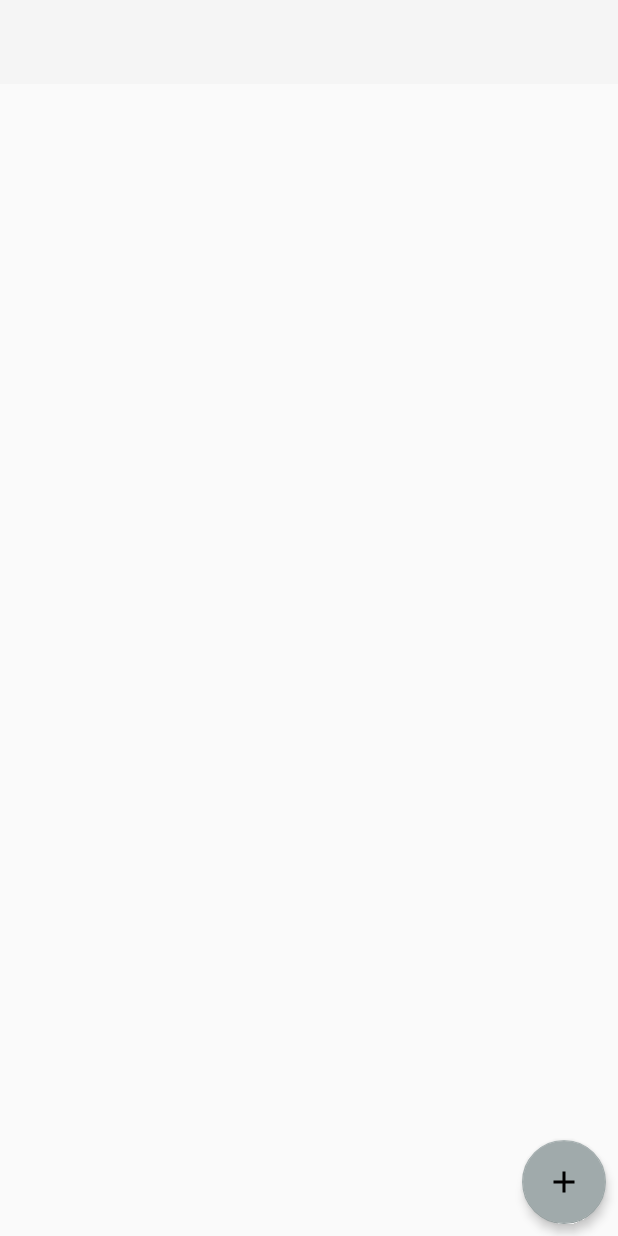
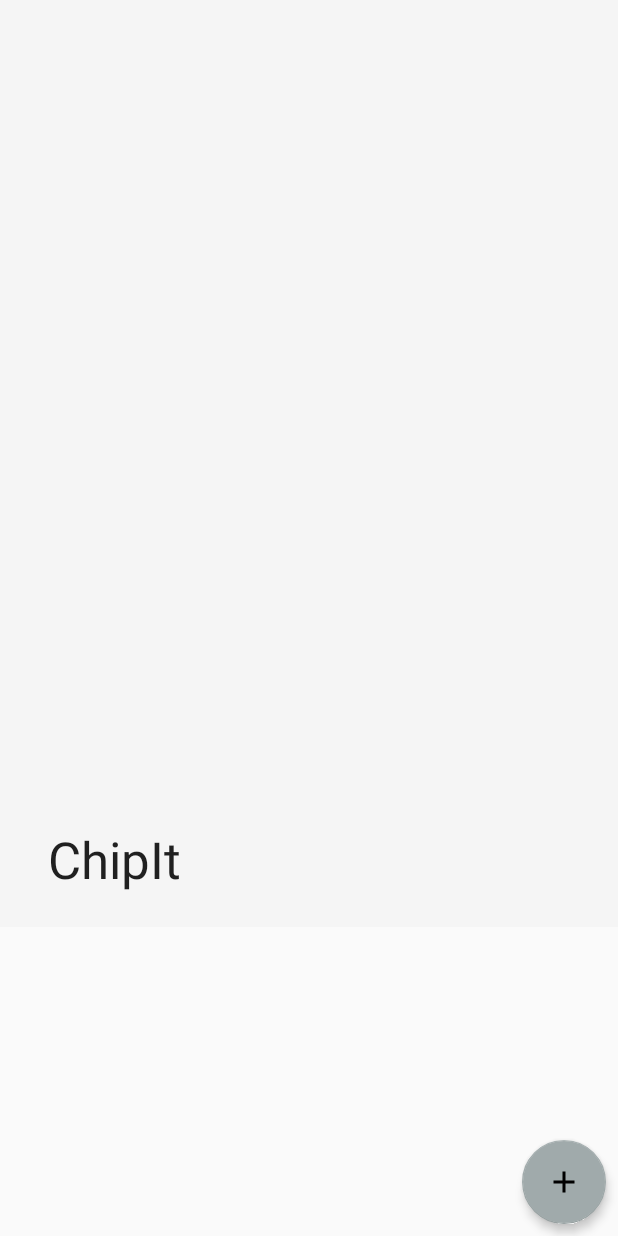
Before and after one commit to ruskirin/ChipIt, an Android app: the screen it shows after launch (MainActivity), on a phone screen of 412 x 824 dp. Run offline under Robolectric (Android 15) with nearby library versions, the phone set to English and light mode, and no system bars; our stand-ins replace Room's generated code; pictures from the network do not load; 1 statement that could not run was skipped.

Commit message:
Working on toolbar and creating compound views

```diff
--- a/app/src/main/java/creations/rimov/com/chipit/activities/MainActivity.kt
+++ b/app/src/main/java/creations/rimov/com/chipit/activities/MainActivity.kt
@@ -5,7 +5,6 @@ import android.util.Log
 import android.view.Menu
 import android.view.View
 import android.widget.ImageButton
-import android.widget.Toolbar
 import androidx.appcompat.app.AppCompatActivity
 import androidx.core.content.res.ResourcesCompat
 import androidx.lifecycle.Observer
@@ -13,10 +12,10 @@ import androidx.lifecycle.ViewModelProviders
 import androidx.navigation.NavController
 import androidx.navigation.NavDestination
 import androidx.navigation.fragment.NavHostFragment
-import com.bumptech.glide.Glide
 import com.google.android.material.floatingactionbutton.FloatingActionButton
 import creations.rimov.com.chipit.R
 import creations.rimov.com.chipit.view_models.GlobalViewModel
+import creations.rimov.com.chipit.viewgroups.ToolbarDisplayView
 import kotlinx.android.synthetic.main.app_layout.*
 
 class MainActivity : AppCompatActivity(), NavController.OnDestinationChangedListener {
@@ -27,27 +26,33 @@ class MainActivity : AppCompatActivity(), NavController.OnDestinationChangedList
         const val GESTURE_LONG_TOUCH = 402
     }
 
+    private var screenHeight: Float = 0f
+    private var screenWidth: Float = 0f
+
     private val globalViewModel: GlobalViewModel by lazy {
         ViewModelProviders.of(this).get(GlobalViewModel::class.java)
     }
 
-    private val toolbar: Toolbar by lazy { appToolbar }
-    private val toolbarImg by lazy { toolbarDisplayImg }
+    private val toolbarDisplay: ToolbarDisplayView by lazy {toolbarDisplayLayout}
 
-    private val navHostFragment: NavHostFragment by lazy { appNavHostFragment as NavHostFragment }
+    private val navHostFragment: NavHostFragment by lazy {appNavHostFragment as NavHostFragment}
 
-    private val navController: NavController by lazy { navHostFragment.navController }
+    private val navController: NavController by lazy {navHostFragment.navController}
 
-    private val branchUpButton: ImageButton by lazy { appButtonBranchup }
+    private val branchUpButton: ImageButton by lazy {appButtonBranchup}
 
-    private val actionFab: FloatingActionButton by lazy { appFab }
+    private val actionFab: FloatingActionButton by lazy {appFab}
 
 
     override fun onCreate(savedInstanceState: Bundle?) {
         super.onCreate(savedInstanceState)
         setContentView(R.layout.app_layout)
 
-        setActionBar(toolbar)
+        Log.i("Life Cycle", "MainActivity#onCreate(): created!")
+        setDisplayDimen()
+        toolbarDisplay.setDimen(screenHeight, screenWidth, 0.75f, 1f)
+
+        setActionBar(toolbarDisplay.getAppToolbar())
 
         navController.addOnDestinationChangedListener(this)
 
@@ -73,9 +78,6 @@ class MainActivity : AppCompatActivity(), NavController.OnDestinationChangedList
                 }
             }
         })
-
-        //TODO NOW: work on converting everything you can into compound, reusable viewgroups; for guidance:
-        //           https://android.jlelse.eu/app-rating-bar-making-a-compound-viewgroup-in-android-adb2bd25f4cc
 
         globalViewModel.getUpFlag().observe(this, Observer { flag ->
 
@@ -105,8 +107,7 @@ class MainActivity : AppCompatActivity(), NavController.OnDestinationChangedList
             R.id.directoryFragment -> {
                 Log.i("Navigation", "Destination: Directory")
 
-                toolbar.visibility = View.VISIBLE
-                toolbarImg.visibility = View.GONE
+                toolbarDisplay.hideExtContent()
 
                 actionFab.setImageDrawable(
                     ResourcesCompat.getDrawable(resources, R.drawable.ic_add_fab_image, null))
@@ -116,19 +117,22 @@ class MainActivity : AppCompatActivity(), NavController.OnDestinationChangedList
             R.id.albumFragment -> {
                 Log.i("Navigation", "Destination: Album")
 
-                toolbar.visibility = View.VISIBLE
-                toolbarImg.visibility = View.VISIBLE
+                toolbarDisplay.showExtContent()
 
                 actionFab.setImageDrawable(
                     ResourcesCompat.getDrawable(resources, R.drawable.ic_add_fab_image, null))
 
                 globalViewModel.displayFab(true)
+
+                globalViewModel.getAlbumChip().removeObservers(this)
+                globalViewModel.getAlbumChip().observe(this, Observer { chip ->
+                    toolbarDisplay.setDisplay(chip, screenHeight, screenWidth, 0.75f)
+                })
             }
             R.id.webFragment -> {
                 Log.i("Navigation", "Destination: Web")
 
-                toolbar.visibility = View.GONE
-                toolbarImg.visibility = View.GONE
+                toolbarDisplay.hideExtContent()
             }
         }
     }
@@ -151,4 +155,11 @@ class MainActivity : AppCompatActivity(), NavController.OnDestinationChangedList
             }
         }
     }
+
+    private fun setDisplayDimen() {
+        val displayMetrics = resources.displayMetrics
+
+        screenHeight = displayMetrics.heightPixels.toFloat()
+        screenWidth = displayMetrics.widthPixels.toFloat()
+    }
 }
--- a/app/src/main/java/creations/rimov/com/chipit/adapters/AlbumRecyclerAdapter.kt
+++ b/app/src/main/java/creations/rimov/com/chipit/adapters/AlbumRecyclerAdapter.kt
@@ -12,7 +12,6 @@ import com.bumptech.glide.Glide
 import creations.rimov.com.chipit.R
 import creations.rimov.com.chipit.database.objects.ChipCard
 import kotlinx.android.synthetic.main.album_recycler_chip_layout.view.*
-import kotlinx.android.synthetic.main.directory_recycler_chip_layout.view.*
 
 //TODO (FUTURE): images can be linked through either a file path or as bitmap, both have pros and cons
 
--- a/app/src/main/java/creations/rimov/com/chipit/database/daos/ChipChildrenDao.kt
+++ b/app/src/main/java/creations/rimov/com/chipit/database/daos/ChipChildrenDao.kt
@@ -12,10 +12,10 @@ import creations.rimov.com.chipit.objects.CoordPoint
 @Dao
 interface ChipChildrenDao : BaseChipDao {
 
-    @Query("SELECT id, parent_id, is_topic, image_location FROM chips WHERE id = :id")
+    @Query("SELECT id, parent_id, is_topic, description, image_location FROM chips WHERE id = :id")
     fun getChipIdentity(id: Long): ChipIdentity
 
-    @Query("SELECT id, parent_id, is_topic, image_location FROM chips WHERE id = :id")
+    @Query("SELECT id, parent_id, is_topic, description, image_location FROM chips WHERE id = :id")
     fun getChipIdentityLive(id: Long): LiveData<ChipIdentity>
 
     @Transaction
@@ -23,11 +23,11 @@ interface ChipChildrenDao : BaseChipDao {
     fun getChipChildrenLive(parentId: Long): LiveData<List<Chip>>
 
     @Transaction
-    @Query("SELECT id, parent_id, description, image_location FROM chips WHERE parent_id = :parentId")
+    @Query("SELECT id, description, image_location FROM chips WHERE parent_id = :parentId")
     fun getChipChildrenCards(parentId: Long): List<ChipCard>
 
     @Transaction
-    @Query("SELECT id, parent_id, description, image_location FROM chips WHERE parent_id = :parentId")
+    @Query("SELECT id, description, image_location FROM chips WHERE parent_id = :parentId")
     fun getChipChildrenCardsLive(parentId: Long): LiveData<List<ChipCard>>
 
     @Transaction
--- a/app/src/main/java/creations/rimov/com/chipit/database/daos/TopicChipDao.kt
+++ b/app/src/main/java/creations/rimov/com/chipit/database/daos/TopicChipDao.kt
@@ -11,6 +11,6 @@ interface TopicChipDao : BaseChipDao {
     @Query("SELECT * FROM chips WHERE id = :id AND is_topic")
     fun getTopicChip(id: Long): LiveData<Chip>
 
-    @Query("SELECT id, parent_id, description, image_location FROM chips WHERE is_topic")
+    @Query("SELECT id, description, image_location FROM chips WHERE is_topic")
     fun getTopicChipCards(): LiveData<List<ChipCard>>
 }
--- a/app/src/main/java/creations/rimov/com/chipit/database/objects/Chip.kt
+++ b/app/src/main/java/creations/rimov/com/chipit/database/objects/Chip.kt
@@ -19,7 +19,7 @@ data class Chip(
 
     @ColumnInfo(name = "is_topic") val isTopic: Boolean,
 
-    @ColumnInfo(name = "description") var name: String,
+    @ColumnInfo(name = "description") var desc: String,
 
     @ColumnInfo(name = "image_location") var imgLocation: String,
 
--- a/app/src/main/java/creations/rimov/com/chipit/database/objects/ChipCard.kt
+++ b/app/src/main/java/creations/rimov/com/chipit/database/objects/ChipCard.kt
@@ -3,6 +3,5 @@ package creations.rimov.com.chipit.database.objects
 import androidx.room.ColumnInfo
 
 data class ChipCard(val id: Long,
-                    @ColumnInfo(name = "parent_id") val parentId: Long,
                     @ColumnInfo(name = "description") val description: String,
                     @ColumnInfo(name = "image_location") val imgLocation: String)
--- a/app/src/main/java/creations/rimov/com/chipit/database/objects/ChipIdentity.kt
+++ b/app/src/main/java/creations/rimov/com/chipit/database/objects/ChipIdentity.kt
@@ -5,5 +5,6 @@ import androidx.room.ColumnInfo
 data class ChipIdentity(
     val id: Long,
     @ColumnInfo(name = "parent_id") val parentId: Long,
-    @ColumnInfo(name = "image_location") val imgLocation: String,
-    @ColumnInfo(name = "is_topic") val isTopic: Boolean)
+    @ColumnInfo(name = "is_topic") val isTopic: Boolean,
+    @ColumnInfo(name = "description") var desc: String,
+    @ColumnInfo(name = "image_location") var imgLocation: String)
--- a/app/src/main/java/creations/rimov/com/chipit/database/repos/AlbumRepository.kt
+++ b/app/src/main/java/creations/rimov/com/chipit/database/repos/AlbumRepository.kt
@@ -5,7 +5,6 @@ import android.util.Log
 import creations.rimov.com.chipit.database.ChipDatabase
 import creations.rimov.com.chipit.database.daos.ChipChildrenDao
 import creations.rimov.com.chipit.database.objects.Chip
-import creations.rimov.com.chipit.database.objects.ChipCard
 import creations.rimov.com.chipit.database.objects.ChipIdentity
 
 class AlbumRepository(chipDb: ChipDatabase,
--- a/app/src/main/java/creations/rimov/com/chipit/fragments/AlbumFragment.kt
+++ b/app/src/main/java/creations/rimov/com/chipit/fragments/AlbumFragment.kt
@@ -101,6 +101,10 @@ class AlbumFragment : Fragment(), View.OnClickListener, AlbumRecyclerAdapter.Alb
 
             val isTopic: Boolean = localViewModel.getParent().value?.isTopic ?: true
             globalViewModel.displayUp(!isTopic)
+
+            localViewModel.getParent().value?.let {
+                globalViewModel.setAlbumChip(it)
+            }
         })
 
         localViewModel.prompts.observe(this, Observer { prompt ->
@@ -184,7 +188,6 @@ class AlbumFragment : Fragment(), View.OnClickListener, AlbumRecyclerAdapter.Alb
 
         //According to developer website, must return true to ensure gestures are not ignored
         override fun onDown(event: MotionEvent?): Boolean {
-            Log.i("Touch Event", "Album.ChipGestureDetector#onDown()!")
 
             return true
         }
--- a/app/src/main/java/creations/rimov/com/chipit/fragments/WebFragment.kt
+++ b/app/src/main/java/creations/rimov/com/chipit/fragments/WebFragment.kt
@@ -99,10 +99,6 @@ class WebFragment : Fragment(), ChipView.ChipHandler, WebRecyclerAdapter.WebAdap
 
     override fun onCreateView(inflater: LayoutInflater, container: ViewGroup?, savedInstanceState: Bundle?): View? {
         val view: View = inflater.inflate(R.layout.web_layout, container, false)
-
-        view.toolbarDisplayImg?.apply {
-            visibility = View.GONE
-        }
 
         chipView = view.webSurfaceView.apply {
             setHandler(this@WebFragment)
--- a/app/src/main/java/creations/rimov/com/chipit/view_models/AlbumViewModel.kt
+++ b/app/src/main/java/creations/rimov/com/chipit/view_models/AlbumViewModel.kt
@@ -11,7 +11,6 @@ import creations.rimov.com.chipit.database.objects.Chip
 import creations.rimov.com.chipit.database.objects.ChipCard
 import creations.rimov.com.chipit.database.objects.ChipIdentity
 import creations.rimov.com.chipit.database.repos.AlbumRepository
-import creations.rimov.com.chipit.fragments.AlbumFragment
 import creations.rimov.com.chipit.objects.ViewModelPrompts
 
 class AlbumViewModel : ViewModel(), AlbumRepository.WebRepoHandler {
--- a/app/src/main/java/creations/rimov/com/chipit/view_models/GlobalViewModel.kt
+++ b/app/src/main/java/creations/rimov/com/chipit/view_models/GlobalViewModel.kt
@@ -3,6 +3,7 @@ package creations.rimov.com.chipit.view_models
 import androidx.lifecycle.MutableLiveData
 import androidx.lifecycle.ViewModel
 import creations.rimov.com.chipit.database.objects.ChipCard
+import creations.rimov.com.chipit.database.objects.ChipIdentity
 import creations.rimov.com.chipit.objects.BranchUpFlag
 import creations.rimov.com.chipit.objects.FabFlag
 
@@ -10,8 +11,16 @@ class GlobalViewModel : ViewModel() {
 
     var chipFragParentId: Long = 0L
 
+    private val albumChip: MutableLiveData<ChipIdentity> = MutableLiveData()
+
     private val fabFlag = MutableLiveData<FabFlag>()
     private val upFlag = MutableLiveData<BranchUpFlag>()
+
+    fun getAlbumChip() = albumChip
+
+    fun setAlbumChip(chip: ChipIdentity) {
+        albumChip.postValue(chip)
+    }
 
     fun getFabFlag() = fabFlag
 
--- /dev/null
+++ b/app/src/main/java/creations/rimov/com/chipit/viewgroups/ToolbarDisplayView.kt
@@ -0,0 +1,65 @@
+package creations.rimov.com.chipit.viewgroups
+
+import android.content.Context
+import android.util.AttributeSet
+import android.view.View
+import android.widget.FrameLayout
+import android.widget.ImageView
+import android.widget.TextView
+import android.widget.Toolbar
+import androidx.core.view.isVisible
+import com.bumptech.glide.Glide
+import com.google.android.material.appbar.AppBarLayout
+import com.google.android.material.appbar.CollapsingToolbarLayout
+import creations.rimov.com.chipit.R
+import creations.rimov.com.chipit.database.objects.ChipIdentity
+import kotlinx.android.synthetic.main.toolbar_layout.view.*
+
+class ToolbarDisplayView(context: Context,
+                         attrs: AttributeSet) : AppBarLayout(context, attrs) {
+
+    private val image: ImageView by lazy {toolbarExtImg}
+    private val desc: TextView by lazy {toolbarExtDesc}
+    private val layout: FrameLayout by lazy {toolbarExtLayout}
+    private val toolbar: Toolbar by lazy {appToolbar}
+
+    init {
+        View.inflate(context, R.layout.toolbar_layout, this)
+    }
+
+    fun getAppToolbar() = toolbar
+
+    fun setDisplay(chip: ChipIdentity,
+                   screenHeight: Float, screenWidth: Float,
+                   percentHeight: Float = 1f, percentWidth: Float = 1f) {
+
+
+        setDimen(screenHeight, screenWidth, percentHeight, percentWidth)
+        setContent(chip)
+    }
+
+    private fun setContent(chip: ChipIdentity) {
+
+        if(layout.isVisible) {
+
+            desc.text = chip.desc
+            Glide.with(this).load(chip.imgLocation).into(image)
+        }
+    }
+
+    //Set image dimen as percentage of screen dimen
+    fun setDimen(screenHeight: Float, screenWidth: Float, percentHeight: Float, percentWidth: Float) {
+        val height = (screenHeight * percentHeight).toInt()
+        val width = (screenWidth * percentWidth).toInt()
+
+        layout.layoutParams = CollapsingToolbarLayout.LayoutParams(width, height)
+    }
+
+    fun hideExtContent() {
+        layout.visibility = View.GONE
+    }
+
+    fun showExtContent() {
+        layout.visibility = View.VISIBLE
+    }
+}
--- a/app/src/main/res/layout/app_layout.xml
+++ b/app/src/main/res/layout/app_layout.xml
@@ -15,54 +15,13 @@
             app:navGraph="@navigation/nav_graph"
             app:defaultNavHost="true"/>
 
-    <com.google.android.material.appbar.AppBarLayout
+    <creations.rimov.com.chipit.viewgroups.ToolbarDisplayView
+            android:id="@+id/toolbarDisplayLayout"
             android:layout_width="match_parent"
             android:layout_height="wrap_content"
             android:theme="@style/Widget.AppCompat.ActionBar">
 
-        <com.google.android.material.appbar.CollapsingToolbarLayout
-                android:layout_width="match_parent"
-                android:layout_height="wrap_content"
-                android:fitsSystemWindows="true"
-                app:layout_scrollFlags="scroll|enterAlwaysCollapsed">
-
-            <LinearLayout
-                    android:id="@+id/toolbarDisplay"
-                    android:layout_width="match_parent"
-                    android:layout_height="wrap_content"
-                    android:orientation="horizontal"
-                    app:layout_collapseMode="parallax"
-                    android:visibility="gone">
-
-                <ImageView
-                        android:id="@+id/toolbarDisplayImg"
-                        android:layout_width="0dp"
-                        android:layout_height="150dp"
-                        android:layout_weight="1"
-                        android:adjustViewBounds="true"/>
-
-                <TextView
-                        android:id="@+id/toolbarDisplayDesc"
-                        android:layout_width="0dp"
-                        android:layout_height="150dp"
-                        android:layout_weight="1"
-                        android:text="@string/directory_recycler_topic_desc_default"/>
-
-            </LinearLayout>
-
-            <Toolbar
-                    android:id="@+id/appToolbar"
-                    android:layout_width="match_parent"
-                    android:layout_height="?attr/actionBarSize"
-                    android:gravity="end|center_horizontal"
-                    app:popupTheme="@style/Widget.AppCompat.ActionBar"
-                    app:layout_scrollFlags="scroll|enterAlwaysCollapsed"
-                    app:layout_collapseMode="pin"
-                    app:title="@string/dir_fragment_name"/>
-
-        </com.google.android.material.appbar.CollapsingToolbarLayout>
-
-    </com.google.android.material.appbar.AppBarLayout>
+    </creations.rimov.com.chipit.viewgroups.ToolbarDisplayView>
 
     <ImageButton
             android:id="@+id/appButtonBranchup"
--- /dev/null
+++ b/app/src/main/res/layout/toolbar_layout.xml
@@ -0,0 +1,48 @@
+<?xml version="1.0" encoding="utf-8"?>
+<merge xmlns:android="http://schemas.android.com/apk/res/android"
+       xmlns:app="http://schemas.android.com/apk/res-auto"
+       android:layout_width="match_parent"
+       android:layout_height="wrap_content">
+
+    <com.google.android.material.appbar.CollapsingToolbarLayout
+            android:layout_width="match_parent"
+            android:layout_height="wrap_content"
+            android:fitsSystemWindows="true"
+            app:layout_scrollFlags="scroll|enterAlwaysCollapsed">
+
+        <FrameLayout
+                android:id="@+id/toolbarExtLayout"
+                android:layout_width="match_parent"
+                android:layout_height="0dp"
+                app:layout_collapseMode="parallax">
+
+            <ImageView
+                    android:id="@+id/toolbarExtImg"
+                    android:layout_width="match_parent"
+                    android:layout_height="match_parent"
+                    android:scaleType="centerInside"
+                    android:adjustViewBounds="true"/>
+
+            <TextView
+                    android:id="@+id/toolbarExtDesc"
+                    android:layout_width="match_parent"
+                    android:layout_height="match_parent"
+                    android:gravity="center"
+                    android:text="@string/directory_recycler_topic_desc_default"
+                    android:visibility="gone"/>
+
+        </FrameLayout>
+
+        <Toolbar
+                android:id="@+id/appToolbar"
+                android:layout_width="match_parent"
+                android:layout_height="?attr/actionBarSize"
+                android:gravity="end|center_horizontal"
+                app:popupTheme="@style/Widget.AppCompat.ActionBar"
+                app:layout_scrollFlags="scroll|enterAlwaysCollapsed"
+                app:layout_collapseMode="pin"
+                app:title="@string/dir_fragment_name"/>
+
+    </com.google.android.material.appbar.CollapsingToolbarLayout>
+
+</merge>
```
Also changed, not shown: app/src/main/res/values/attrs.xml (added, +7 -0 lines).
